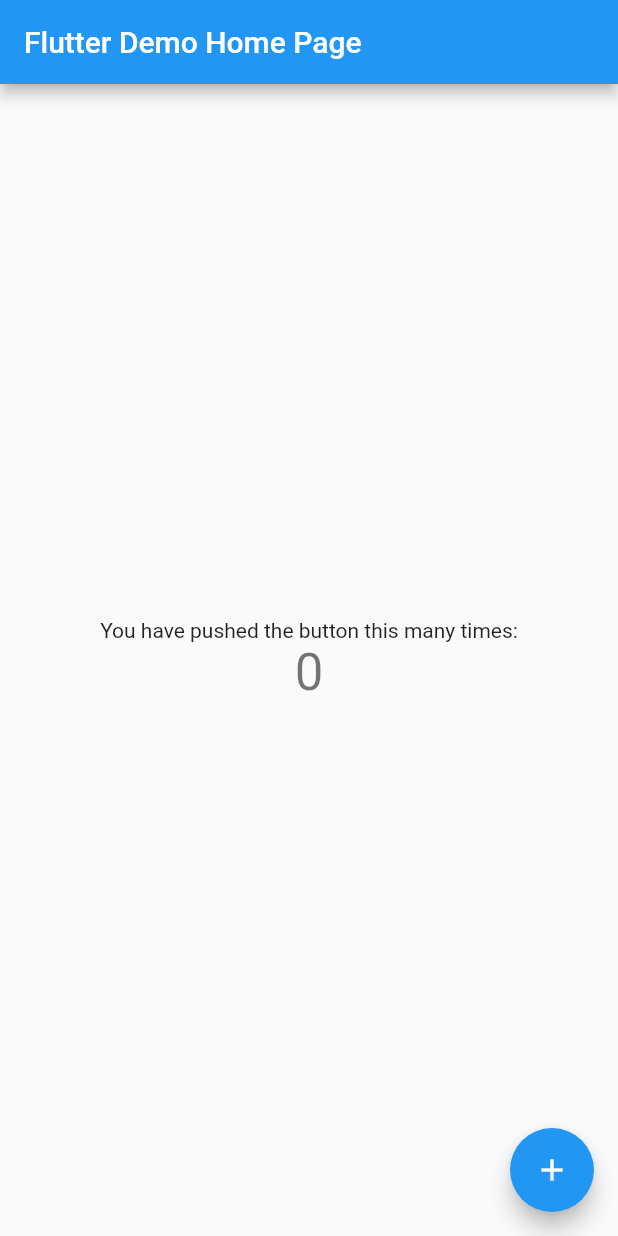
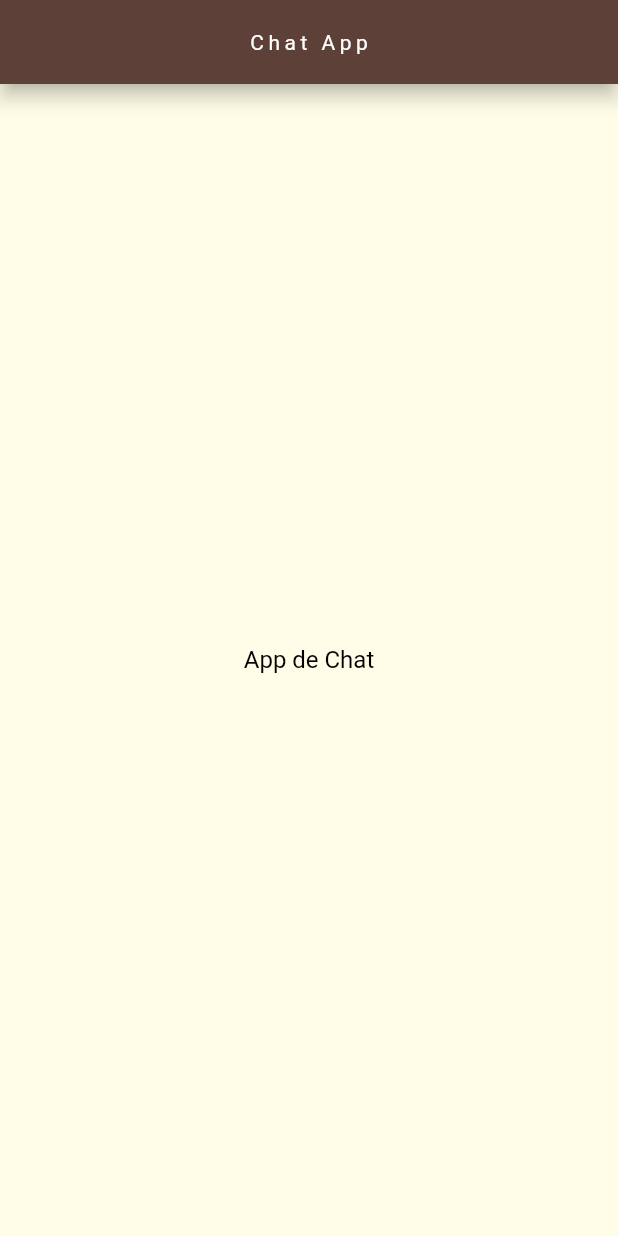
Before and after one commit to guilhermtorres/firebase_chat, a Flutter app: the screen it shows after launch, on a phone screen of 412 x 824 dp. Run offline on Flutter 3.47's test engine with Material 2 defaults, Android fonts, the light colour scheme and no system bars.

Commit message:
Estrutura do projeto

```diff
--- /dev/null
+++ b/lib/App/app.dart
@@ -0,0 +1,48 @@
+import 'package:flutter/material.dart';
+
+import 'src/views/home_views.dart';
+
+class FirebaseChatApp extends StatelessWidget {
+  @override
+  Widget build(BuildContext context) {
+    return MaterialApp(
+      home: HomeViews(),
+      debugShowCheckedModeBanner: false,
+      theme: ThemeData(
+        cursorColor: Colors.brown,
+        buttonColor: Colors.brown,
+        indicatorColor: Colors.brown,
+        accentColor: Colors.grey[600],
+        hintColor: Colors.brown,
+        primarySwatch: Colors.brown,
+        primaryColor: Colors.brown,
+        fontFamily: '',
+        canvasColor: Colors.yellow[50],
+        textTheme: TextTheme(
+          bodyText2: TextStyle(
+            fontFamily: '',
+            color: Colors.black,
+            fontSize: 16,
+          ),
+          headline6: TextStyle(
+            fontFamily: '',
+            color: Colors.black,
+            fontSize: 24,
+          ),
+        ),
+        appBarTheme: AppBarTheme(
+          elevation: 5,
+          color: Colors.brown[700],
+          iconTheme: IconThemeData(color: Colors.grey),
+          textTheme: TextTheme(
+            headline6: TextStyle(
+              fontFamily: '',
+              color: Colors.white,
+              letterSpacing: 3,
+            ),
+          ),
+        ),
+      ),
+    );
+  }
+}
--- /dev/null
+++ b/lib/App/src/views/home_views.dart
@@ -0,0 +1,20 @@
+import 'package:flutter/material.dart';
+
+class HomeViews extends StatelessWidget {
+
+
+  @override
+  Widget build(BuildContext context) {
+    return Scaffold(
+      appBar: AppBar(
+        centerTitle: true,
+        title: Text('Chat App'),
+      ),
+      body: Center(
+        child: Text(
+          'App de Chat',
+        ),
+      ),
+    );
+  }
+}
--- a/lib/main.dart
+++ b/lib/main.dart
@@ -1,117 +1,6 @@
+import 'package:firebase_chat/App/app.dart';
 import 'package:flutter/material.dart';
 
 void main() {
-  runApp(MyApp());
+  runApp(FirebaseChatApp());
 }
-
-class MyApp extends StatelessWidget {
-  // This widget is the root of your application.
-  @override
-  Widget build(BuildContext context) {
-    return MaterialApp(
-      title: 'Flutter Demo',
-      theme: ThemeData(
-        // This is the theme of your application.
-        //
-        // Try running your application with "flutter run". You'll see the
-        // application has a blue toolbar. Then, without quitting the app, try
-        // changing the primarySwatch below to Colors.green and then invoke
-        // "hot reload" (press "r" in the console where you ran "flutter run",
-        // or simply save your changes to "hot reload" in a Flutter IDE).
-        // Notice that the counter didn't reset back to zero; the application
-        // is not restarted.
-        primarySwatch: Colors.blue,
-        // This makes the visual density adapt to the platform that you run
-        // the app on. For desktop platforms, the controls will be smaller and
-        // closer together (more dense) than on mobile platforms.
-        visualDensity: VisualDensity.adaptivePlatformDensity,
-      ),
-      home: MyHomePage(title: 'Flutter Demo Home Page'),
-    );
-  }
-}
-
-class MyHomePage extends StatefulWidget {
-  MyHomePage({Key key, this.title}) : super(key: key);
-
-  // This widget is the home page of your application. It is stateful, meaning
-  // that it has a State object (defined below) that contains fields that affect
-  // how it looks.
-
-  // This class is the configuration for the state. It holds the values (in this
-  // case the title) provided by the parent (in this case the App widget) and
-  // used by the build method of the State. Fields in a Widget subclass are
-  // always marked "final".
-
-  final String title;
-
-  @override
-  _MyHomePageState createState() => _MyHomePageState();
-}
-
-class _MyHomePageState extends State<MyHomePage> {
-  int _counter = 0;
-
-  void _incrementCounter() {
-    setState(() {
-      // This call to setState tells the Flutter framework that something has
-      // changed in this State, which causes it to rerun the build method below
-      // so that the display can reflect the updated values. If we changed
-      // _counter without calling setState(), then the build method would not be
-      // called again, and so nothing would appear to happen.
-      _counter++;
-    });
-  }
-
-  @override
-  Widget build(BuildContext context) {
-    // This method is rerun every time setState is called, for instance as done
-    // by the _incrementCounter method above.
-    //
-    // The Flutter framework has been optimized to make rerunning build methods
-    // fast, so that you can just rebuild anything that needs updating rather
-    // than having to individually change instances of widgets.
-    return Scaffold(
-      appBar: AppBar(
-        // Here we take the value from the MyHomePage object that was created by
-        // the App.build method, and use it to set our appbar title.
-        title: Text(widget.title),
-      ),
-      body: Center(
-        // Center is a layout widget. It takes a single child and positions it
-        // in the middle of the parent.
-        child: Column(
-          // Column is also a layout widget. It takes a list of children and
-          // arranges them vertically. By default, it sizes itself to fit its
-          // children horizontally, and tries to be as tall as its parent.
-          //
-          // Invoke "debug painting" (press "p" in the console, choose the
-          // "Toggle Debug Paint" action from the Flutter Inspector in Android
-          // Studio, or the "Toggle Debug Paint" command in Visual Studio Code)
-          // to see the wireframe for each widget.
-          //
-          // Column has various properties to control how it sizes itself and
-          // how it positions its children. Here we use mainAxisAlignment to
-          // center the children vertically; the main axis here is the vertical
-          // axis because Columns are vertical (the cross axis would be
-          // horizontal).
-          mainAxisAlignment: MainAxisAlignment.center,
-          children: <Widget>[
-            Text(
-              'You have pushed the button this many times:',
-            ),
-            Text(
-              '$_counter',
-              style: Theme.of(context).textTheme.headline4,
-            ),
-          ],
-        ),
-      ),
-      floatingActionButton: FloatingActionButton(
-        onPressed: _incrementCounter,
-        tooltip: 'Increment',
-        child: Icon(Icons.add),
-      ), // This trailing comma makes auto-formatting nicer for build methods.
-    );
-  }
-}
```
Also changed, not shown: 1 other file.
